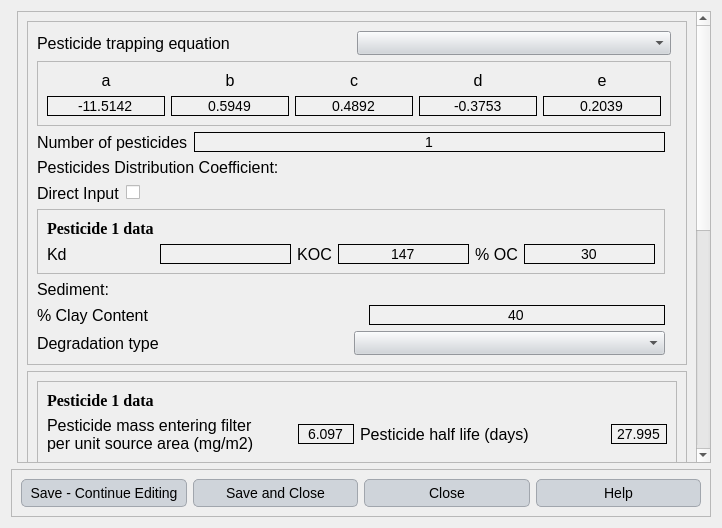
Inigobarbe/VFSMOD-GUI, file ui/water_quality.ui: the form before one commit.
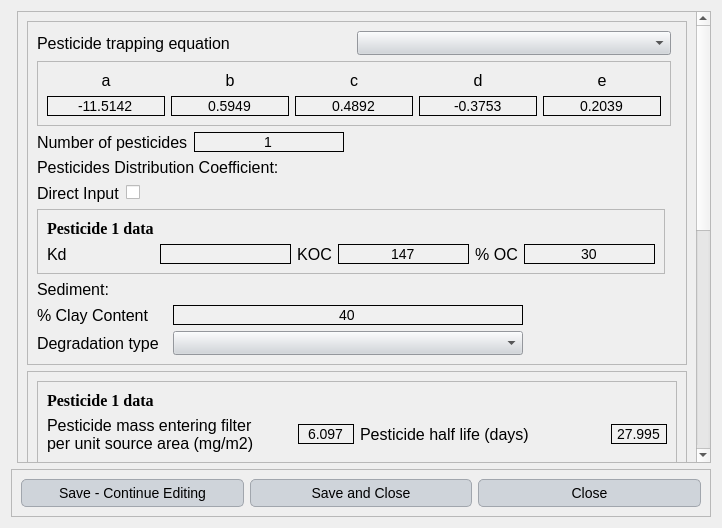
The form after the commit.

Diff of the .ui file:
```diff
--- a/ui/water_quality.ui
+++ b/ui/water_quality.ui
@@ -126,20 +126,6 @@
       <enum>QFrame::Raised</enum>
      </property>
      <layout class="QGridLayout" name="gridLayout">
-      <item row="0" column="1">
-       <widget class="QPushButton" name="save_close">
-        <property name="text">
-         <string>Save and Close</string>
-        </property>
-       </widget>
-      </item>
-      <item row="0" column="3">
-       <widget class="QPushButton" name="pushButton_4">
-        <property name="text">
-         <string>Help</string>
-        </property>
-       </widget>
-      </item>
       <item row="0" column="0">
        <widget class="QPushButton" name="save_continue">
         <property name="text">
@@ -147,6 +133,13 @@
         </property>
        </widget>
       </item>
+      <item row="0" column="1">
+       <widget class="QPushButton" name="save_close">
+        <property name="text">
+         <string>Save and Close</string>
+        </property>
+       </widget>
+      </item>
       <item row="0" column="2">
        <widget class="QPushButton" name="close_dialog">
         <property name="text">
@@ -166,7 +159,7 @@
       <property name="geometry">
        <rect>
         <x>0</x>
-        <y>-326</y>
+        <y>-453</y>
         <width>679</width>
         <height>949</height>
        </rect>
@@ -444,21 +437,6 @@
               <height>200</height>
              </size>
             </property>
-            <row>
-             <property name="text">
-              <string/>
-             </property>
-            </row>
-            <row>
-             <property name="text">
-              <string/>
-             </property>
-            </row>
-            <row>
-             <property name="text">
-              <string/>
-             </property>
-            </row>
             <column>
              <property name="text">
               <string>Day</string>
@@ -474,51 +452,6 @@
               <string>Top soil water content (m3/m3)</string>
              </property>
             </column>
-            <item row="0" column="0">
-             <property name="text">
-              <string>1</string>
-             </property>
-            </item>
-            <item row="0" column="1">
-             <property name="text">
-              <string>9.5</string>
-             </property>
-            </item>
-            <item row="0" column="2">
-             <property name="text">
-              <string>0.265</string>
-             </property>
-            </item>
-            <item row="1" column="0">
-             <property name="text">
-              <string>2</string>
-             </property>
-            </item>
-            <item row="1" column="1">
-             <property name="text">
-              <string>8.6</string>
-             </property>
-            </item>
-            <item row="1" column="2">
-             <property name="text">
-              <string>0.264</string>
-             </property>
-            </item>
-            <item row="2" column="0">
-             <property name="text">
-              <string>3</string>
-             </property>
-            </item>
-            <item row="2" column="1">
-             <property name="text">
-              <string>6.3</string>
-             </property>
-            </item>
-            <item row="2" column="2">
-             <property name="text">
-              <string>0.265</string>
-             </property>
-            </item>
            </widget>
           </item>
           <item row="5" column="0">
@@ -592,10 +525,16 @@
              <widget class="QLabel" name="label_7">
               <property name="minimumSize">
                <size>
-                <width>326</width>
+                <width>130</width>
                 <height>0</height>
                </size>
               </property>
+              <property name="maximumSize">
+               <size>
+                <width>130</width>
+                <height>16777215</height>
+               </size>
+              </property>
               <property name="text">
                <string>% Clay Content</string>
               </property>
@@ -603,6 +542,18 @@
             </item>
             <item>
              <widget class="QLineEdit" name="line_clay">
+              <property name="minimumSize">
+               <size>
+                <width>350</width>
+                <height>0</height>
+               </size>
+              </property>
+              <property name="maximumSize">
+               <size>
+                <width>220</width>
+                <height>16777215</height>
+               </size>
+              </property>
               <property name="text">
                <string>40</string>
               </property>
@@ -611,6 +562,19 @@
               </property>
              </widget>
             </item>
+            <item>
+             <spacer name="horizontalSpacer_3">
+              <property name="orientation">
+               <enum>Qt::Horizontal</enum>
+              </property>
+              <property name="sizeHint" stdset="0">
+               <size>
+                <width>40</width>
+                <height>20</height>
+               </size>
+              </property>
+             </spacer>
+            </item>
            </layout>
           </item>
           <item row="5" column="3">
@@ -630,13 +594,45 @@
            <layout class="QHBoxLayout" name="horizontalLayout_2">
             <item>
              <widget class="QLabel" name="label_8">
+              <property name="minimumSize">
+               <size>
+                <width>130</width>
+                <height>0</height>
+               </size>
+              </property>
               <property name="text">
                <string>Degradation type</string>
               </property>
              </widget>
             </item>
             <item>
-             <widget class="QComboBox" name="calculation"/>
+             <widget class="QComboBox" name="calculation">
+              <property name="minimumSize">
+               <size>
+                <width>350</width>
+                <height>0</height>
+               </size>
+              </property>
+              <property name="maximumSize">
+               <size>
+                <width>150</width>
+                <height>16777215</height>
+               </size>
+              </property>
+             </widget>
+            </item>
+            <item>
+             <spacer name="horizontalSpacer_4">
+              <property name="orientation">
+               <enum>Qt::Horizontal</enum>
+              </property>
+              <property name="sizeHint" stdset="0">
+               <size>
+                <width>40</width>
+                <height>20</height>
+               </size>
+              </property>
+             </spacer>
             </item>
            </layout>
           </item>
@@ -797,6 +793,12 @@
             </item>
             <item>
              <widget class="QLineEdit" name="number_pesticides">
+              <property name="maximumSize">
+               <size>
+                <width>150</width>
+                <height>16777215</height>
+               </size>
+              </property>
               <property name="text">
                <string>1</string>
               </property>
@@ -805,6 +807,19 @@
               </property>
              </widget>
             </item>
+            <item>
+             <spacer name="horizontalSpacer_5">
+              <property name="orientation">
+               <enum>Qt::Horizontal</enum>
+              </property>
+              <property name="sizeHint" stdset="0">
+               <size>
+                <width>40</width>
+                <height>20</height>
+               </size>
+              </property>
+             </spacer>
+            </item>
            </layout>
           </item>
           <item row="6" column="0">
```
